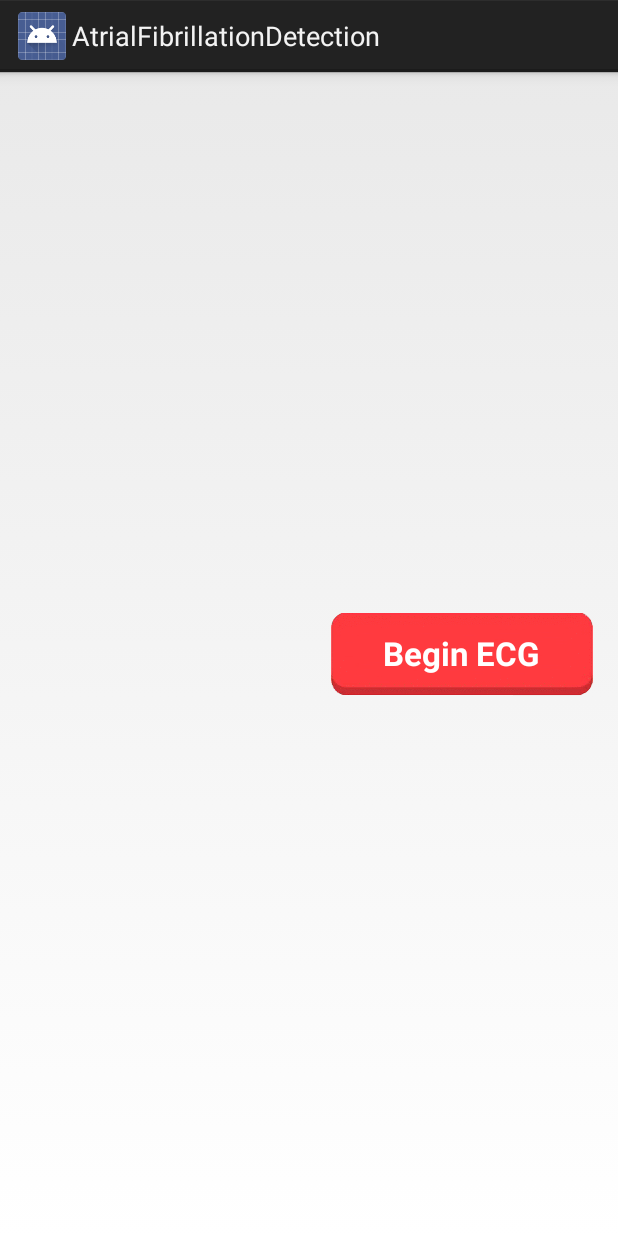
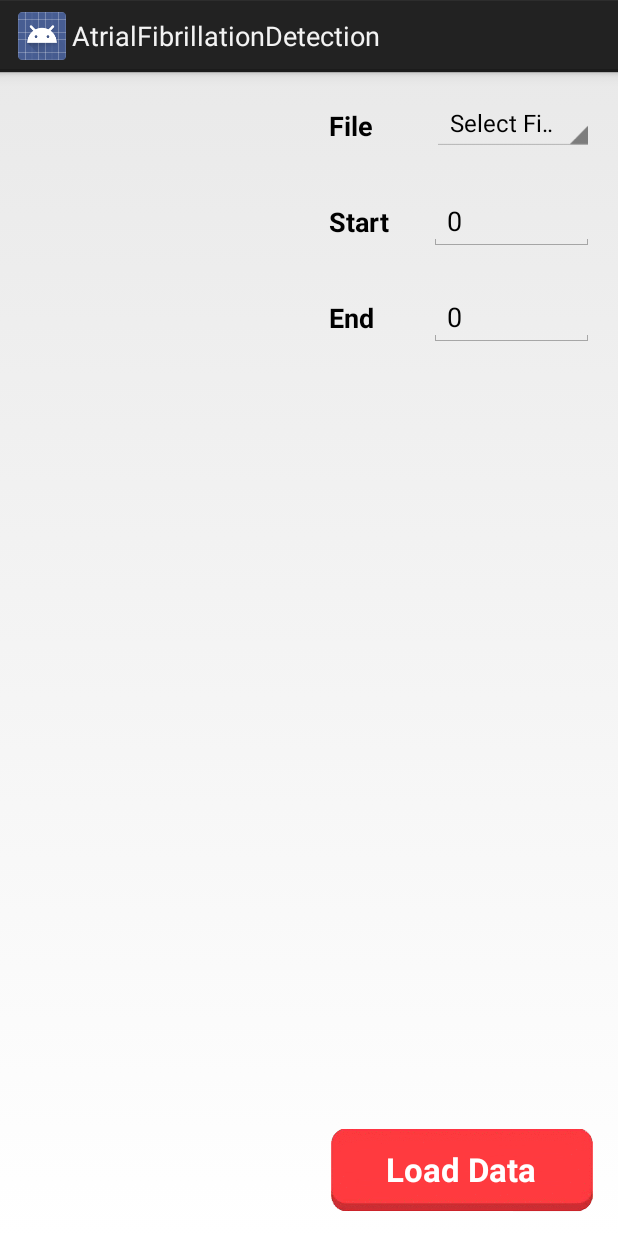
Before and after one commit to lockre35/Atrial-Fibrillation-Detection, an Android app: the layout analyzefragment.xml on its own in the app's theme, with its tools: preview values and no code run, on a phone screen of 412 x 824 dp. Run offline under Robolectric (Android 15) with nearby library versions, the phone set to English and light mode, and no system bars.

Commit message:
Implemented Analyze Recording Fragment

```diff
--- a/app/src/main/res/layout/analyzefragment.xml
+++ b/app/src/main/res/layout/analyzefragment.xml
@@ -24,9 +24,101 @@
         android:layout_height="wrap_content"
         android:background="@drawable/home_button_1"
         android:textSize="22sp"
-        android:text="Begin ECG"
+        android:text="Load Data"
         android:textStyle="bold"
         android:textColor="#FFFFFF"
-        android:layout_centerVertical="true"
-        android:layout_alignParentRight="true"/>
+        android:layout_alignBottom="@+id/chart"
+        android:layout_alignParentEnd="true" />
+
+    <RelativeLayout
+        android:layout_width="fill_parent"
+        android:layout_height="40dp"
+        android:id="@+id/fileholder"
+        android:layout_alignParentTop="true"
+        android:layout_toEndOf="@+id/chart">
+
+        <Spinner
+            android:layout_width="wrap_content"
+            android:layout_height="wrap_content"
+            android:id="@+id/editText"
+            android:entries="@array/planets_array"
+            android:maxWidth="110dp"
+            android:minWidth="110dp"
+            android:layout_alignParentTop="true"
+            android:layout_toEndOf="@+id/textView3"
+            android:layout_marginStart="39dp" />
+
+
+        <TextView
+            android:layout_width="wrap_content"
+            android:layout_height="wrap_content"
+            android:textStyle="bold"
+            android:textAppearance="?android:attr/textAppearanceMedium"
+            android:text="File"
+            android:id="@+id/textView3"
+            android:layout_centerVertical="true"
+            android:layout_alignParentStart="true" />
+
+    </RelativeLayout>
+
+    <RelativeLayout
+        android:layout_width="fill_parent"
+        android:layout_height="40dp"
+        android:id="@+id/relativeLayout2"
+        android:layout_below="@+id/fileholder"
+        android:layout_toEndOf="@+id/chart"
+        android:layout_marginTop="24dp" >
+
+        <EditText
+            android:layout_width="wrap_content"
+            android:layout_height="wrap_content"
+            android:id="@+id/editText3"
+            android:text="0"
+            android:inputType="number"
+            android:layout_alignParentTop="true"
+            android:layout_alignParentEnd="true"
+            android:maxWidth="110dp"
+            android:minWidth="110dp" />
+
+        <TextView
+            android:layout_width="wrap_content"
+            android:layout_height="wrap_content"
+            android:textStyle="bold"
+            android:textAppearance="?android:attr/textAppearanceMedium"
+            android:text="Start"
+            android:id="@+id/textView5"
+            android:layout_centerVertical="true"
+            android:layout_alignParentStart="true" />
+    </RelativeLayout>
+
+    <RelativeLayout
+        android:layout_width="fill_parent"
+        android:layout_height="40dp"
+        android:id="@+id/relativeLayout3"
+        android:layout_below="@+id/relativeLayout2"
+        android:layout_toEndOf="@+id/chart"
+        android:layout_marginTop="24dp">
+
+        <EditText
+            android:layout_width="wrap_content"
+            android:layout_height="wrap_content"
+            android:id="@+id/editText4"
+            android:maxWidth="110dp"
+            android:minWidth="110dp"
+            android:inputType="number"
+            android:layout_alignParentTop="true"
+            android:layout_alignParentEnd="true"
+            android:text="0" />
+
+        <TextView
+            android:layout_width="wrap_content"
+            android:layout_height="wrap_content"
+            android:textStyle="bold"
+            android:textAppearance="?android:attr/textAppearanceMedium"
+            android:text="End"
+            android:id="@+id/textView6"
+            android:layout_centerVertical="true"
+            android:layout_alignParentStart="true" />
+    </RelativeLayout>
+
 </RelativeLayout>
--- a/app/src/main/res/values/strings.xml
+++ b/app/src/main/res/values/strings.xml
@@ -5,9 +5,6 @@
     <string name="hello_world">Hello world!</string>
     <string name="action_settings">Settings</string>
     <string-array name="planets_array">
-        <item>Mercury</item>
-        <item>Venus</item>
-        <item>Earth</item>
-        <item>Mars</item>
+        <item>Select File</item>
     </string-array>
 </resources>
```
Also changed, not shown: app/src/main/java/com/afib/graph/AnalyzeGraph.java (added, +88 -0 lines), app/src/main/java/com/afib/graph/GraphAnalyzer.java (added, +78 -0 lines), app/src/main/java/com/afib/ui/AnalyzeFragment.java (+134 -89 lines), 1 other file.
